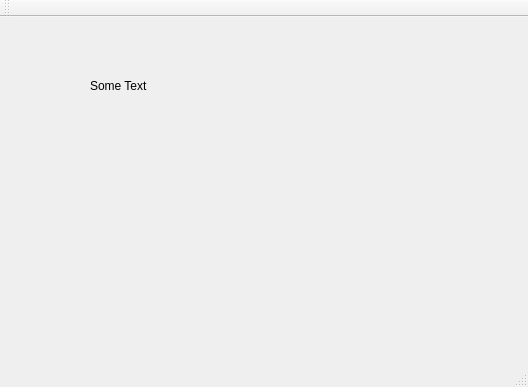
First picture: the form in mainwindow.ui, repository sprinklej/00100100, before the edit.
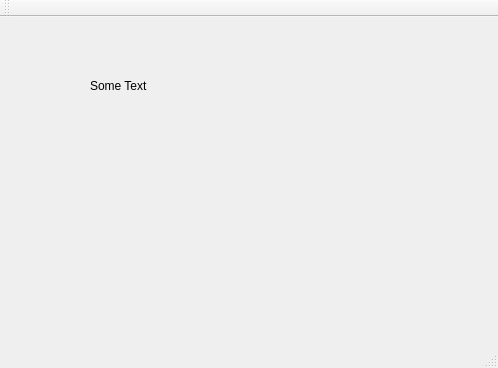
Second picture: the form after the edit.

Diff of the .ui file:
```diff
--- a/mainwindow.ui
+++ b/mainwindow.ui
@@ -6,8 +6,8 @@
    <rect>
     <x>0</x>
     <y>0</y>
-    <width>528</width>
-    <height>387</height>
+    <width>498</width>
+    <height>368</height>
    </rect>
   </property>
   <property name="windowTitle">
@@ -43,7 +43,7 @@
     <enum>TopToolBarArea</enum>
    </attribute>
    <attribute name="toolBarBreak">
-    <bool>false</bool>
+    <bool>true</bool>
    </attribute>
   </widget>
   <widget class="QStatusBar" name="statusBar"/>
```
Left out of the diff: 7 changed lines with no effect on the pictures.
